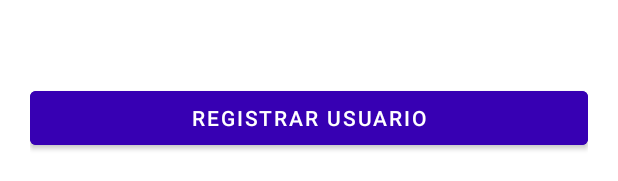
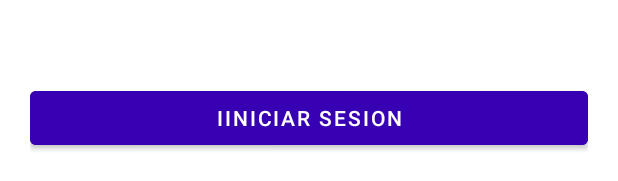
Before and after one commit to robotech412/app_pets, an Android app: the layout activity_login.xml on its own in the app's theme, with its tools: preview values and no code run, on a phone screen of 412 x 824 dp. Shown: the part 1052-1233 px from the top of the screen. Run offline under Robolectric (Android 15) with nearby library versions, the phone set to English and light mode, and no system bars.

Commit message:
fix button text

```diff
--- a/app/src/main/res/layout/activity_login.xml
+++ b/app/src/main/res/layout/activity_login.xml
@@ -33,7 +33,7 @@
             android:id="@+id/btnLogin"
             android:layout_width="match_parent"
             android:layout_height="wrap_content"
-            android:text="REGISTRAR USUARIO"
+            android:text="IINICIAR SESION"
             android:backgroundTint="@color/purple_700"
             android:textColor="@android:color/white">
         </Button>
```
